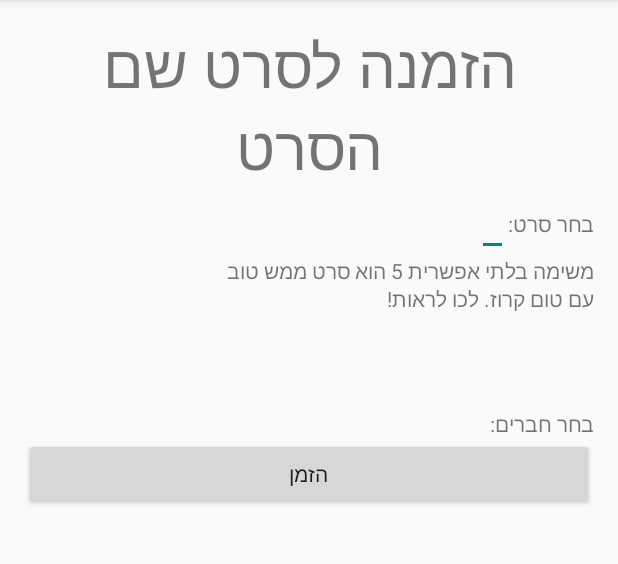
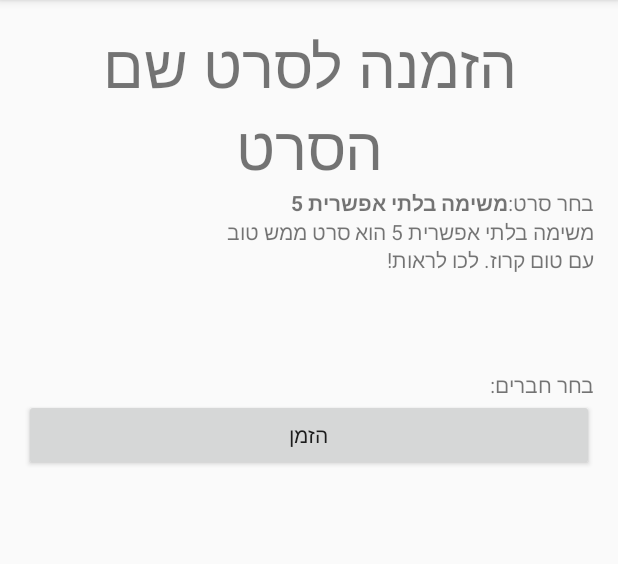
Before and after one commit to ilbargal/QuickMov-i-e, an Android app: the NavigationActivity screen opened directly, with no data from a screen before it, on a phone screen of 412 x 824 dp, the part 84-648 px from its top. Run offline under Robolectric (Android 15) with nearby library versions, the phone set to English and light mode, and no system bars.

Commit message:
bar changes

```diff
--- a/app/src/main/java/com/finalandroidproject/quickmovie/Fragments/FriendFragment.java
+++ b/app/src/main/java/com/finalandroidproject/quickmovie/Fragments/FriendFragment.java
@@ -16,7 +16,7 @@ import android.widget.ListView;
 import android.widget.TextView;
 
 import com.finalandroidproject.quickmovie.Activities.NavigationActivity;
-import com.finalandroidproject.quickmovie.IntentHelper;
+import com.finalandroidproject.quickmovie.UsefulClasses.IntentHelper;
 import com.finalandroidproject.quickmovie.Model.Cache;
 import com.finalandroidproject.quickmovie.Model.Friend;
 import com.finalandroidproject.quickmovie.R;
--- a/app/src/main/java/com/finalandroidproject/quickmovie/Fragments/SelectMovieFragment.java
+++ b/app/src/main/java/com/finalandroidproject/quickmovie/Fragments/SelectMovieFragment.java
@@ -1,24 +1,23 @@
 package com.finalandroidproject.quickmovie.Fragments;
 
 import android.app.Fragment;
-import android.media.Image;
-import android.net.Uri;
 import android.os.Bundle;
 import android.view.LayoutInflater;
 import android.view.View;
 import android.view.ViewGroup;
-import android.widget.EditText;
+import android.widget.Button;
 import android.widget.ImageView;
 import android.widget.TextView;
 
-import com.finalandroidproject.quickmovie.DAL.MovieDAL;
-import com.finalandroidproject.quickmovie.DownloadImageTask;
-import com.finalandroidproject.quickmovie.IntentHelper;
+import com.finalandroidproject.quickmovie.UsefulClasses.DownloadImageTask;
+import com.finalandroidproject.quickmovie.UsefulClasses.IntentHelper;
 import com.finalandroidproject.quickmovie.Model.Friend;
 import com.finalandroidproject.quickmovie.Model.Movie;
+import com.finalandroidproject.quickmovie.Model.MovieInvitation;
 import com.finalandroidproject.quickmovie.R;
 
 import java.util.ArrayList;
+import java.util.Date;
 import java.util.List;
 
 public class SelectMovieFragment extends Fragment {
@@ -48,13 +47,40 @@ public class SelectMovieFragment extends Fragment {
     public void initalize(View currView) {
         //Movie myMovie = new MovieDAL().getMovieByName("bla bla");
         Movie myMovie = new Movie("משימה בלתי אפשרית 5", "משימה בלתי אפשרית 5 הוא סרט ממש טוב עם טום קרוז. לכו לראות!", "5", "אימה", null, "https://upload.wikimedia.org/wikipedia/he/6/63/Mission_Impossible_-_Rogue_Nation.jpg");
+        final List<Friend> friends = new ArrayList<Friend>();
 
         if (myMovie != null) {
+            TextView movieName = (TextView) currView.findViewById(R.id.lstMovies);
             TextView movieDescription = (TextView) currView.findViewById(R.id.selectionMovieDescription);
             ImageView movieImage = (ImageView) currView.findViewById(R.id.selectionMovieImage);
 
+            movieName.setText(myMovie.getName());
             movieDescription.setText(myMovie.getDescription());
             new DownloadImageTask(movieImage).execute(myMovie.getImagePath());
         }
+
+        Button btnAddInvitation = (Button) currView.findViewById(R.id.btnCreateInvitation);
+        btnAddInvitation.setOnClickListener(new View.OnClickListener() {
+            @Override
+            public void onClick(View v) {
+                // Save invitaion and get back
+                MovieInvitation invitation;
+
+                for (Friend currFriend : friends)
+                {
+                    invitation = new MovieInvitation(1,
+                                                     new Friend("Bar gal", "123"),
+                                                     currFriend,
+                                                     currMovie,
+                                                     "גלילות",
+                                                     new Date());
+
+                    // Save invitation
+                }
+
+
+                getActivity().onBackPressed();
+            }
+        });
     }
 }
--- a/app/src/main/java/com/finalandroidproject/quickmovie/DownloadImageTask.java
+++ b/app/src/main/java/com/finalandroidproject/quickmovie/UsefulClasses/DownloadImageTask.java
@@ -1,4 +1,4 @@
-package com.finalandroidproject.quickmovie;
+package com.finalandroidproject.quickmovie.UsefulClasses;
 
 import android.graphics.Bitmap;
 import android.graphics.BitmapFactory;
--- a/app/src/main/java/com/finalandroidproject/quickmovie/IntentHelper.java
+++ b/app/src/main/java/com/finalandroidproject/quickmovie/UsefulClasses/IntentHelper.java
@@ -1,4 +1,4 @@
-package com.finalandroidproject.quickmovie;
+package com.finalandroidproject.quickmovie.UsefulClasses;
 
 import java.util.Hashtable;
 
--- a/app/src/main/res/layout/fragment_select_movie.xml
+++ b/app/src/main/res/layout/fragment_select_movie.xml
@@ -19,10 +19,12 @@
             android:layout_width="fill_parent"
             android:layout_height="wrap_content"
             android:text="בחר סרט:"/>
-        <EditText
+        <TextView
             android:layout_width="fill_parent"
             android:layout_height="wrap_content"
-            android:id="@+id/lstMovies"></EditText>
+            android:text=""
+            android:textStyle="bold"
+            android:id="@+id/lstMovies" />
     </LinearLayout>
     <LinearLayout
         android:layout_width="fill_parent"
```
Also changed, not shown: app/src/main/java/com/finalandroidproject/quickmovie/Activities/NavigationActivity.java (+15 -0 lines).
